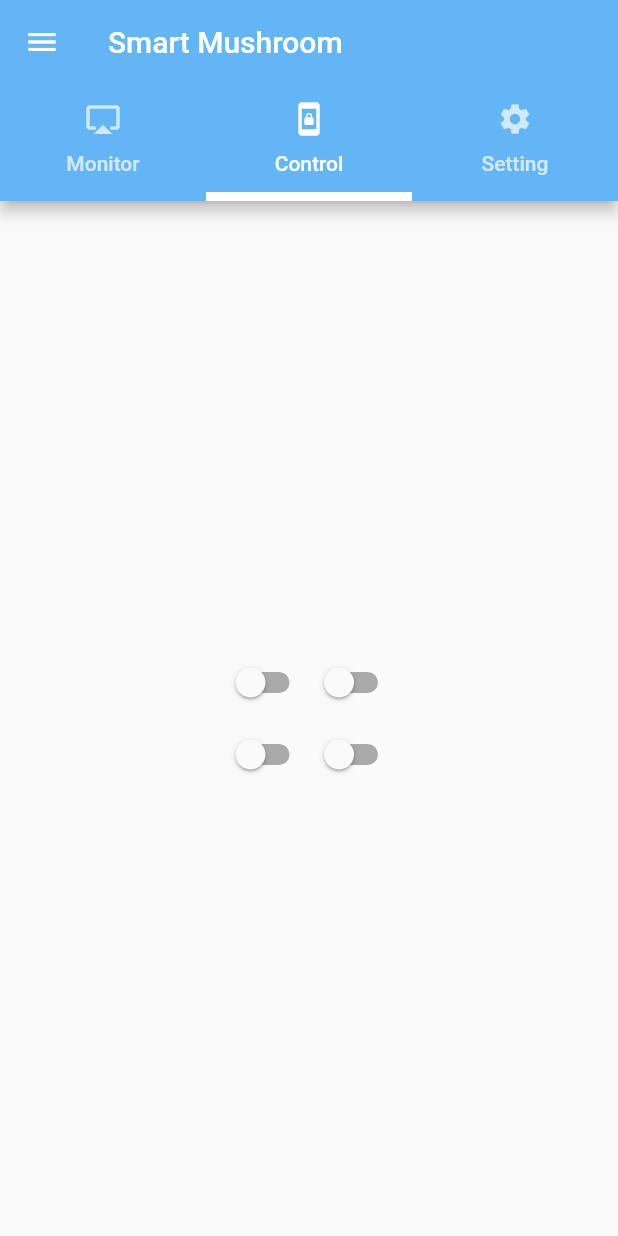
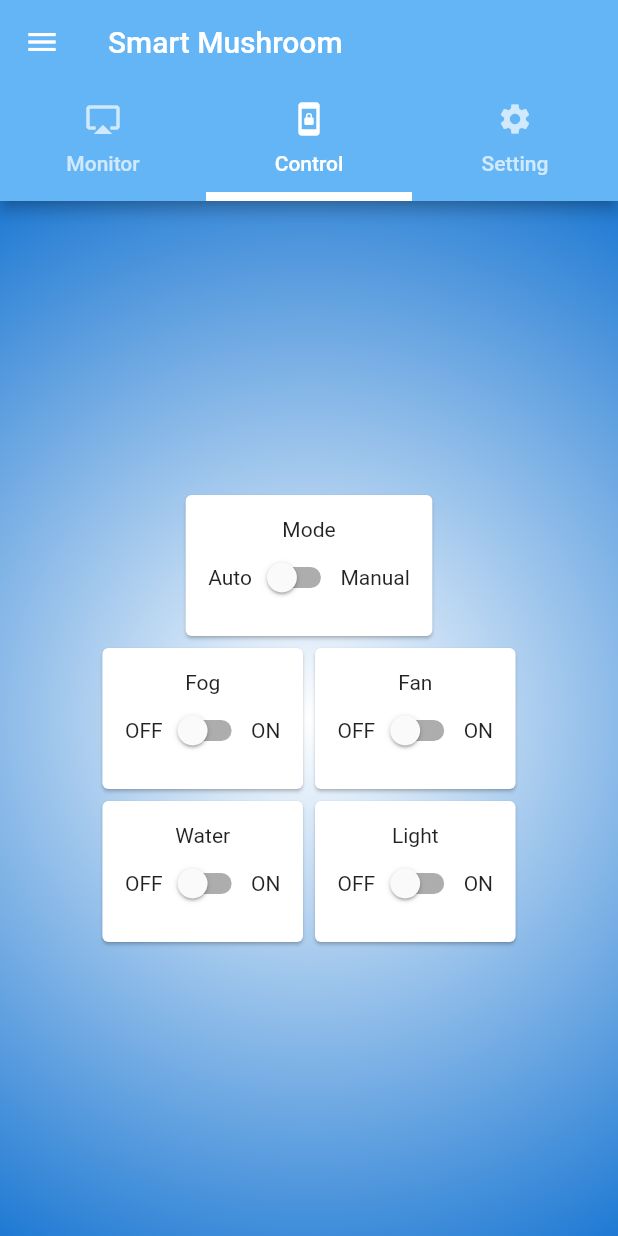
Before and after one commit to manyou66/mushroomiot, a Flutter app: the MyService screen opened directly, tab 2 chosen, on a phone screen of 412 x 824 dp. Run offline on Flutter 3.47's test engine with Material 2 defaults, Android fonts, the light colour scheme and no system bars; our stand-ins replace firebase_auth; missing offline and left inert: dart:ffi; accounts and stored records are empty.

Commit message:
Control Design Success

```diff
--- a/lib/widget/control.dart
+++ b/lib/widget/control.dart
@@ -7,15 +7,140 @@ class Control extends StatefulWidget {
 
 class _ControlState extends State<Control> {
   //Field
-  bool modeBool = false;
+  bool modeBool = false,
+      fogBool = false,
+      fanBool = false,
+      lightBool = false,
+      waterBool = false;
 
   //Method
   Widget switchMode() {
-    return Switch(
+    return Card(
+      //กรอบล้อมรอบ
+      child: Container(
+        padding: EdgeInsets.all(15.0),
+        child: Column(
+          children: <Widget>[
+            Text('Mode'),
+            Row(
+              children: <Widget>[
+                Text('Auto'),
+                Switch(
                   value: modeBool,
                   onChanged: (bool value) {
                     changeBool(value);
                   },
+                ),
+                Text('Manual'),
+              ],
+            ),
+          ],
+        ),
+      ),
+    );
+  }
+
+  Widget switchFog() {
+    return Card(
+      //กรอบล้อมรอบ
+      child: Container(
+        padding: EdgeInsets.all(15.0),
+        child: Column(
+          children: <Widget>[
+            Text('Fog'),
+            Row(
+              children: <Widget>[
+                Text('OFF'),
+                Switch(
+                  value: modeBool,
+                  onChanged: (bool value) {
+                    changeBool(value);
+                  },
+                ),
+                Text('ON'),
+              ],
+            ),
+          ],
+        ),
+      ),
+    );
+  }
+
+  Widget switchFan() {
+    return Card(
+      //กรอบล้อมรอบ
+      child: Container(
+        padding: EdgeInsets.all(15.0),
+        child: Column(
+          children: <Widget>[
+            Text('Fan'),
+            Row(
+              children: <Widget>[
+                Text('OFF'),
+                Switch(
+                  value: modeBool,
+                  onChanged: (bool value) {
+                    changeBool(value);
+                  },
+                ),
+                Text('ON'),
+              ],
+            ),
+          ],
+        ),
+      ),
+    );
+  }
+
+  Widget switchWater() {
+    return Card(
+      //กรอบล้อมรอบ
+      child: Container(
+        padding: EdgeInsets.all(15.0),
+        child: Column(
+          children: <Widget>[
+            Text('Water'),
+            Row(
+              children: <Widget>[
+                Text('OFF'),
+                Switch(
+                  value: modeBool,
+                  onChanged: (bool value) {
+                    changeBool(value);
+                  },
+                ),
+                Text('ON'),
+              ],
+            ),
+          ],
+        ),
+      ),
+    );
+  }
+
+  Widget switchLight() {
+    return Card(
+      //กรอบล้อมรอบ
+      child: Container(
+        padding: EdgeInsets.all(15.0),
+        child: Column(
+          children: <Widget>[
+            Text('Light'),
+            Row(
+              children: <Widget>[
+                Text('OFF'),
+                Switch(
+                  value: modeBool,
+                  onChanged: (bool value) {
+                    changeBool(value);
+                  },
+                ),
+                Text('ON'),
+              ],
+            ),
+          ],
+        ),
+      ),
     );
   }
 
@@ -27,32 +152,51 @@ class _ControlState extends State<Control> {
   }
 
   Widget topRow() {
-    return Row(mainAxisSize: MainAxisSize.min,
+    return Row(
+      mainAxisSize: MainAxisSize.min,
       children: <Widget>[
-        switchMode(),
-        switchMode(),
+        switchFog(),
+        switchFan(),
       ],
     );
   }
 
+  Widget modeRow() {
+    return Row(
+      mainAxisSize: MainAxisSize.min,
+      children: <Widget>[switchMode()],
+    );
+  }
+
   Widget bottonRow() {
-    return Row(mainAxisSize: MainAxisSize.min,
+    return Row(
+      mainAxisSize: MainAxisSize.min,
       children: <Widget>[
-        switchMode(),
-        switchMode(),
+        switchWater(),
+        switchLight(),
       ],
     );
   }
 
   @override
   Widget build(BuildContext context) {
-    return Center(
-      child: Column(mainAxisSize: MainAxisSize.min,
+    return Container(
+      decoration: BoxDecoration(
+        gradient: RadialGradient(colors: [
+          Colors.white,
+          Colors.blue.shade700,
+        ], radius: 1.0),
+      ),
+      child: Center(
+        child: Column(
+          mainAxisSize: MainAxisSize.min,
           children: <Widget>[
+            modeRow(),
             topRow(),
             bottonRow(),
           ],
         ),
+      ),
     );
   }
 }
```
Lines whose indentation alone changed are shown as unchanged.
